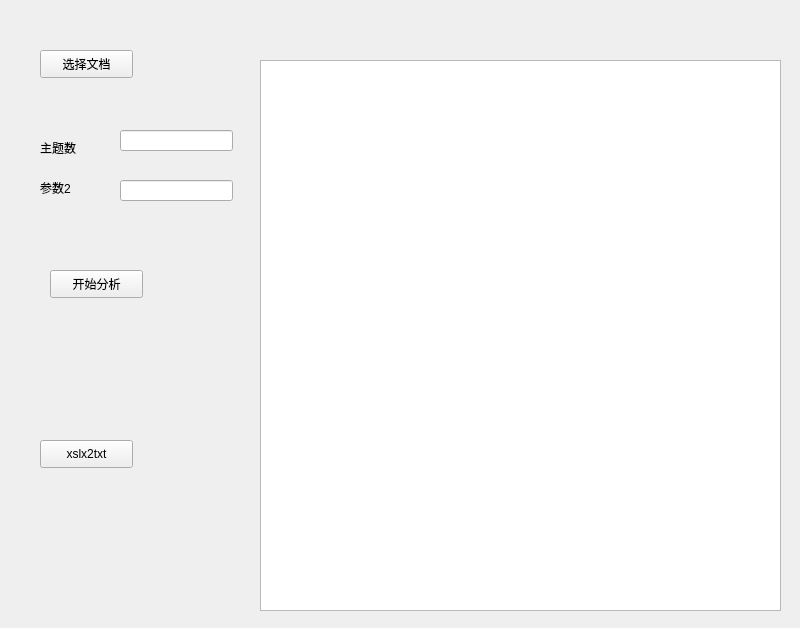
FoolishDominator/TopicDetection, file TopicDetection.ui: the form before one commit.
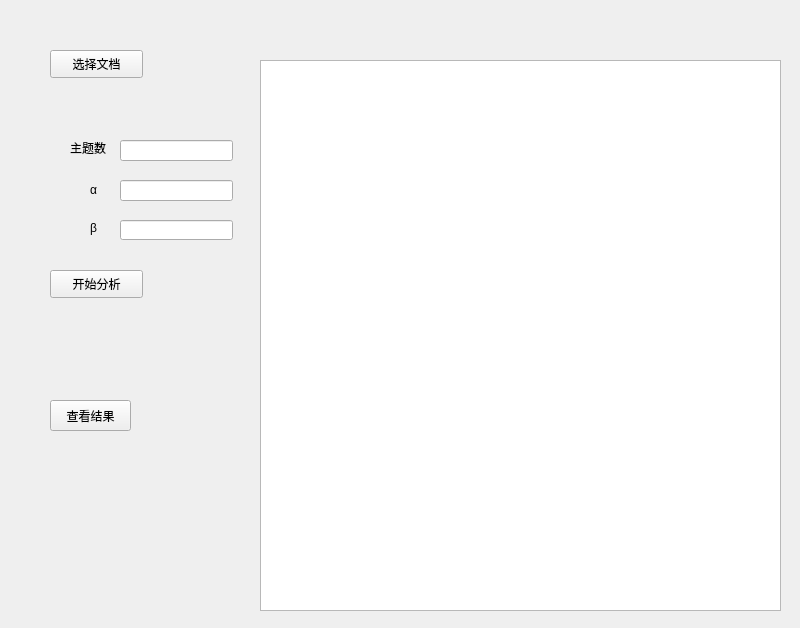
The form after the commit.

Commit message: 初步用gensim实现文本主题检测，能在gui界面上显示主题对应词语，在终端显示每个文章的主题分布。 ps：为了调试更快，我将输入的总文章数设为5了。可以在第56，57行调整。

What changed in the file:
```diff
--- a/TopicDetection.ui
+++ b/TopicDetection.ui
@@ -16,10 +16,10 @@
   <widget class="QLabel" name="label1">
    <property name="geometry">
     <rect>
-     <x>40</x>
+     <x>70</x>
      <y>140</y>
-     <width>72</width>
-     <height>15</height>
+     <width>51</width>
+     <height>16</height>
     </rect>
    </property>
    <property name="text">
@@ -29,21 +29,21 @@
   <widget class="QLabel" name="label2">
    <property name="geometry">
     <rect>
-     <x>40</x>
+     <x>90</x>
      <y>180</y>
-     <width>72</width>
-     <height>15</height>
+     <width>21</width>
+     <height>20</height>
     </rect>
    </property>
    <property name="text">
-    <string>参数2</string>
+    <string>α</string>
    </property>
   </widget>
   <widget class="QLineEdit" name="LineEdit_para1">
    <property name="geometry">
     <rect>
      <x>120</x>
-     <y>130</y>
+     <y>140</y>
      <width>113</width>
      <height>21</height>
     </rect>
@@ -68,7 +68,7 @@
   <widget class="QPushButton" name="Btn_SelectDoc">
    <property name="geometry">
     <rect>
-     <x>40</x>
+     <x>50</x>
      <y>50</y>
      <width>93</width>
      <height>28</height>
@@ -104,17 +104,40 @@
     </rect>
    </property>
   </widget>
-  <widget class="QPushButton" name="Btn_xslx2txt">
+  <widget class="QLineEdit" name="LineEdit_para3">
    <property name="geometry">
     <rect>
-     <x>40</x>
-     <y>440</y>
-     <width>93</width>
-     <height>28</height>
+     <x>120</x>
+     <y>220</y>
+     <width>113</width>
+     <height>20</height>
     </rect>
    </property>
+  </widget>
+  <widget class="QLabel" name="label3">
+   <property name="geometry">
+    <rect>
+     <x>90</x>
+     <y>220</y>
+     <width>16</width>
+     <height>16</height>
+    </rect>
+   </property>
    <property name="text">
-    <string>xslx2txt</string>
+    <string>β</string>
+   </property>
+  </widget>
+  <widget class="QPushButton" name="Btn_Result">
+   <property name="geometry">
+    <rect>
+     <x>50</x>
+     <y>400</y>
+     <width>81</width>
+     <height>31</height>
+    </rect>
+   </property>
+   <property name="text">
+    <string>查看结果</string>
    </property>
   </widget>
  </widget>
```
The commit also changes 3 other files.
